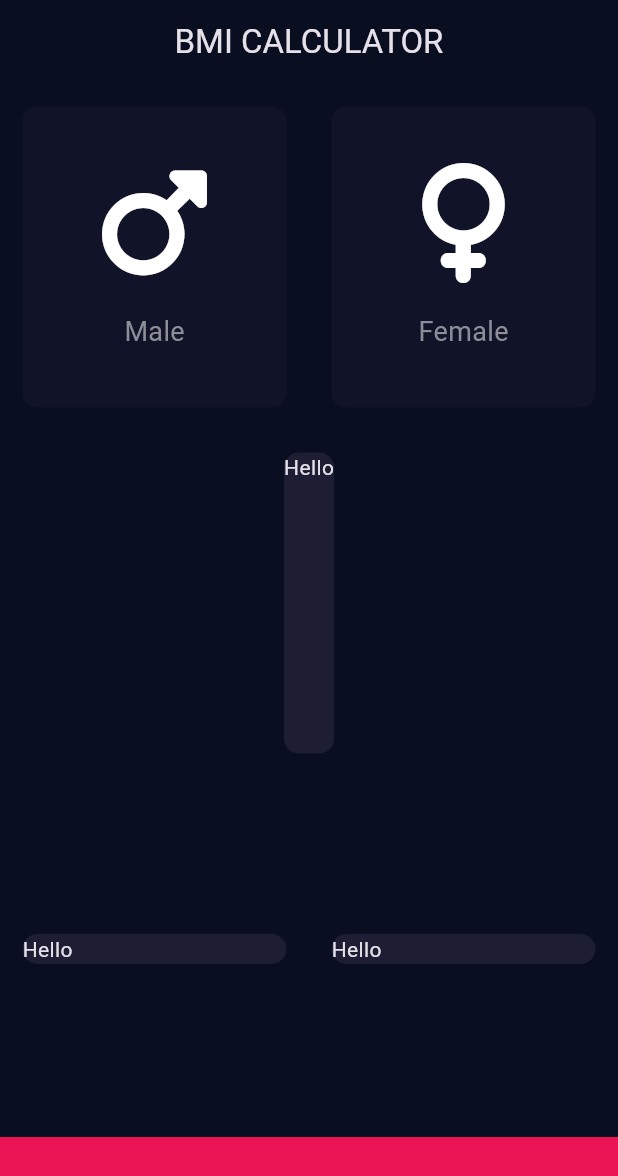
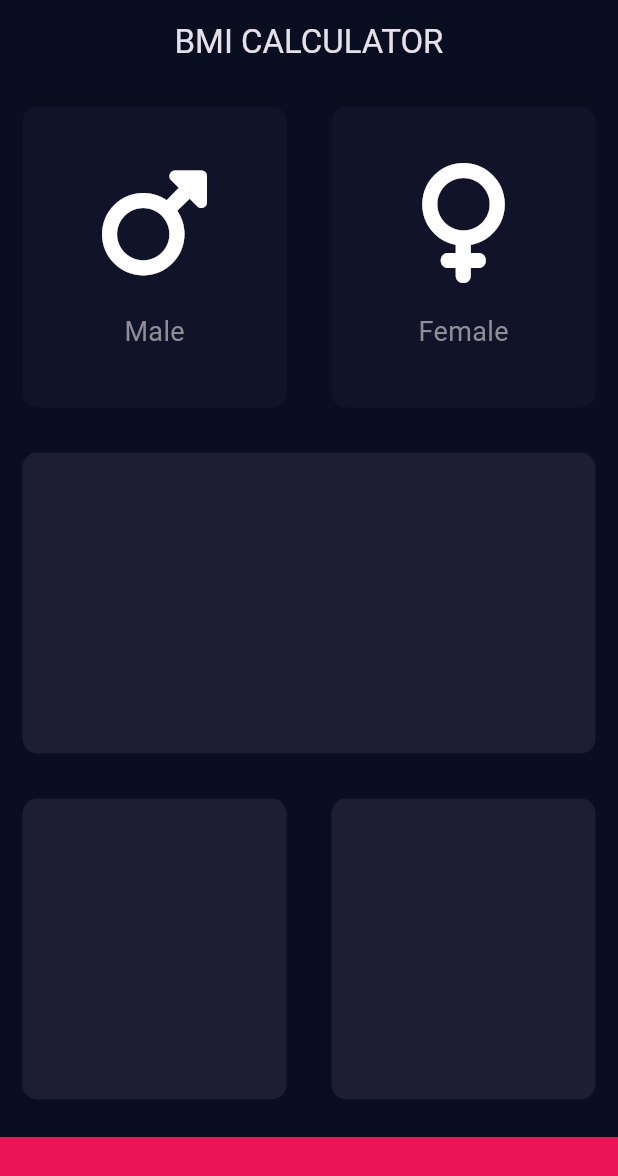
Before and after one commit to Mohanish-25/bmi_calculator, a Flutter app: the screen it shows after launch, on a phone screen of 412 x 824 dp. Shown: the top 1176 px of the screen. Run offline on Flutter 3.47's test engine with Material 3 defaults, Android fonts, the phone set to English and light mode, and no system bars; our stand-ins replace font_awesome_flutter.

Commit message:
fixed the constructor error

```diff
--- a/lib/input_page.dart
+++ b/lib/input_page.dart
@@ -91,7 +91,6 @@ class _InputPageState extends State<InputPage> {
             ),
             Expanded(
               child: ReusableCard(
-                cardChild: Text('Hello'),
                 colour: activeCardColor,
               ),
             ),
@@ -100,13 +99,11 @@ class _InputPageState extends State<InputPage> {
                 children: [
                   Expanded(
                     child: ReusableCard(
-                      cardChild: Text('Hello'),
                       colour: activeCardColor,
                     ),
                   ),
                   Expanded(
                     child: ReusableCard(
-                      cardChild: Text('Hello'),
                       colour: activeCardColor,
                     ),
                   ),
--- a/lib/reusable_card.dart
+++ b/lib/reusable_card.dart
@@ -1,9 +1,9 @@
 import 'package:flutter/material.dart';
 
 class ReusableCard extends StatelessWidget {
-  ReusableCard({required this.colour, required this.cardChild});
+  ReusableCard({required this.colour, this.cardChild});
   final Color colour;
-  final Widget cardChild;
+  final Widget? cardChild;
 
   @override
   Widget build(BuildContext context) {
```
